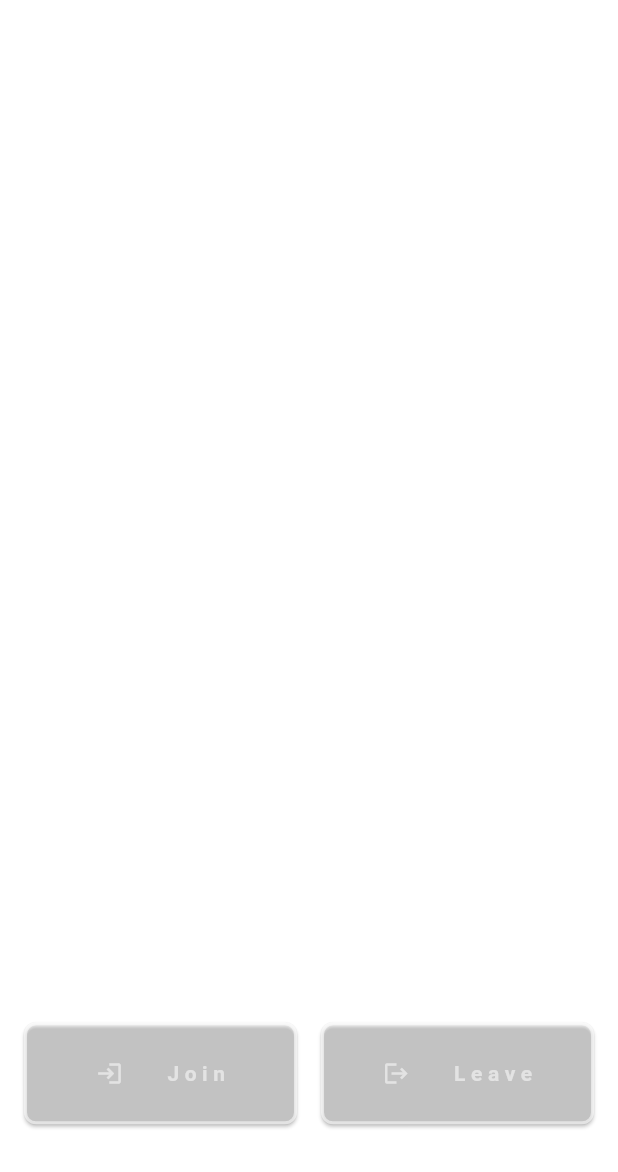
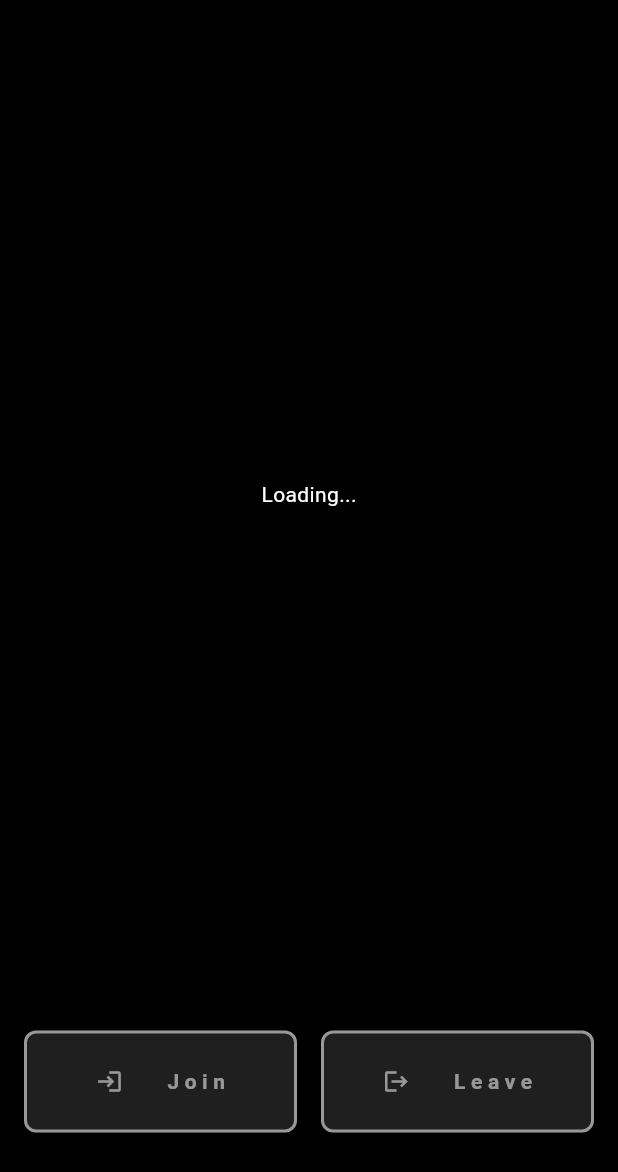
Before and after one commit to dyte-in/Flyte, a Flutter app: the screen it shows after launch, on a phone screen of 412 x 824 dp. Shown: the top 1172 px of the screen. Run offline on Flutter 3.47's test engine with Material 3 defaults, Android fonts, the phone set to English and light mode, and no system bars; missing offline and left inert: dyte_core.

Commit message:
refactor: code cleanup

```diff
--- a/lib/dyte.dart
+++ b/lib/dyte.dart
@@ -1,6 +1,5 @@
+import 'package:dyte_core/dyte_core.dart';
 import 'package:flutter/material.dart';
-
-import 'package:dyte_core/dyte_core.dart';
 import 'package:flyte/api.dart';
 
 List<DyteJoinedMeetingParticipant> dyteParticipants = [];
@@ -9,16 +8,24 @@
 
 bool isDyteInit = false;
 
+enum DyteRoomState {
+  joining,
+  joined,
+  leaving,
+  left,
+}
+
 mixin DyteDelegate {
-  void update(
-      String state, DyteJoinedMeetingParticipant participant, bool isLocal);
+  void update(DyteJoinedMeetingParticipant participant, bool isLocal);
+
+  void roomState(DyteRoomState roomState);
 }
 
 class Dyte
     implements DyteMeetingRoomEventsListener, DyteParticipantEventsListener {
-  late DyteDelegate? dyteDelegate;
+  final List<DyteDelegate> _delegates = [];
 
-  static final Dyte dyte = Dyte._internal(dyteDelegate: null);
+  static final Dyte dyte = Dyte._internal();
 
   final dyteClient = DyteMobileClient();
 
@@ -26,7 +33,15 @@
     return dyte;
   }
 
-  Dyte._internal({required this.dyteDelegate}) {
+  void addDelegate(DyteDelegate delegate) {
+    _delegates.add(delegate);
+  }
+
+  void removeDelegate(DyteDelegate delegate) {
+    _delegates.remove(delegate);
+  }
+
+  Dyte._internal() {
     debugPrint('INIT DYTE SINGLETON');
 
     if (!isDyteInit) {
@@ -63,14 +78,19 @@
     debugPrint('dyteLeaveRoom');
 
     dyteClient.leaveRoom();
-    dyteDelegate?.update('leave', dyteClient.localUser, true);
+    for (final delegate in _delegates) {
+      delegate.roomState(DyteRoomState.leaving);
+      delegate.update(dyteClient.localUser, true);
+    }
   }
 
   // DyteMeetingRoomEventsListener
   @override
   void onMeetingInitStarted() {
     debugPrint('onMeetingInitStarted');
-
+    for (final delegate in _delegates) {
+      delegate.roomState(DyteRoomState.joining);
+    }
     dyteParticipants.clear();
   }
 
@@ -78,6 +98,10 @@
   Future<void> onMeetingInitCompleted() async {
     debugPrint('onMeetingInitCompleted');
     dyteJoinRoom();
+
+    for (final delegate in _delegates) {
+      delegate.roomState(DyteRoomState.leaving);
+    }
   }
 
   @override
@@ -114,7 +138,10 @@
   void onMeetingRoomJoinCompleted() {
     debugPrint('onMeetingRoomJoinCompleted');
 
-    dyteDelegate?.update('join', dyteClient.localUser, true);
+    for (final delegate in _delegates) {
+      delegate.update(dyteClient.localUser, true);
+      delegate.roomState(DyteRoomState.joined);
+    }
   }
 
   @override
@@ -125,6 +152,10 @@
   @override
   void onMeetingRoomJoinStarted() {
     debugPrint('onMeetingRoomJoinStarted');
+
+    for (final delegate in _delegates) {
+      delegate.roomState(DyteRoomState.joining);
+    }
   }
 
   @override
@@ -171,7 +202,7 @@
 
   @override
   void onNoActiveSpeaker() {
-    debugPrint('onReconnectingToMeetingRoom');
+    debugPrint('onNoActiveSpeaker');
   }
 
   @override
@@ -230,6 +261,8 @@
       bool videoEnabled, DyteJoinedMeetingParticipant participant) {
     debugPrint('onVideoUpdate');
 
-    dyteDelegate?.update('join', participant, false);
+    for (final delegate in _delegates) {
+      delegate.update(participant, false);
+    }
   }
 }
--- a/lib/main.dart
+++ b/lib/main.dart
@@ -1,10 +1,12 @@
 import 'package:flutter/material.dart';
-
+import 'package:flutter/services.dart';
 import 'package:flyte/scaffold.dart';
 import 'package:flyte/tools.dart';
 
 void main() {
   const scaffoldWidget = ScaffoldWidget();
+  SystemChrome.setEnabledSystemUIMode(SystemUiMode.manual, overlays: []);
+  SystemChrome.setPreferredOrientations([DeviceOrientation.portraitUp]);
 
   Tools().toolsSetParams();
 
--- a/lib/scaffold.dart
+++ b/lib/scaffold.dart
@@ -1,8 +1,6 @@
 import 'package:dyte_core/dyte_core.dart';
 import 'package:flutter/material.dart';
-import 'package:flutter/services.dart';
 import 'package:flyte/dyte.dart';
-import 'package:flyte/tools.dart';
 
 VideoView? dyteIosVideoView;
 VideoView? dyteAndroidVideoView;
@@ -14,21 +12,17 @@
   ScaffoldState createState() => ScaffoldState();
 }
 
-class ScaffoldState extends State<ScaffoldWidget> with DyteDelegate {
-  bool isJoining = false;
+class ScaffoldState extends State<ScaffoldWidget> {
+  final _dyteClient = Dyte.dyte.dyteClient;
 
-  @override
-  void initState() {
-    super.initState();
-    WidgetsBinding.instance.addPostFrameCallback((_) {});
-  }
+  late Size _deviceSize;
 
   @override
   Widget build(BuildContext context) {
-    SystemChrome.setEnabledSystemUIMode(SystemUiMode.manual, overlays: []);
-    SystemChrome.setPreferredOrientations([DeviceOrientation.portraitUp]);
-
-    return Column(
+    _deviceSize = MediaQuery.of(context).size;
+    return Scaffold(
+      backgroundColor: Colors.black,
+      body: Column(
         children: [
           Expanded(
             flex: 1,
@@ -36,51 +30,10 @@
               color: Colors.transparent,
             ),
           ),
-        Expanded(
-          flex: 6,
-          child: Padding(
-            padding: const EdgeInsets.all(8),
-            child: Container(
-              decoration: BoxDecoration(
-                color: Colors.white12,
-                borderRadius: BorderRadius.circular(8),
-                border: Border.all(
-                  color: Colors.white54,
-                  width: 2,
-                ),
-              ),
-              child: dyteIosVideoView ??
-                  const Center(
-                    child: Icon(Icons.apple, size: 64, color: Colors.white54),
-                  ),
-            ),
-          ),
-        ),
-        Expanded(
-          flex: 1,
-          child: Container(
-            color: Colors.transparent,
-          ),
-        ),
-        Expanded(
-          flex: 6,
-          child: Padding(
-            padding: const EdgeInsets.all(8),
-            child: Container(
-              decoration: BoxDecoration(
-                color: Colors.white12,
-                borderRadius: BorderRadius.circular(8),
-                border: Border.all(
-                  color: Colors.white54,
-                  width: 2,
-                ),
-              ),
-              child: dyteAndroidVideoView ??
-                  const Center(
-                    child: Icon(Icons.android, size: 64, color: Colors.white54),
-                  ),
-            ),
-          ),
+          SizedBox(
+            height: _deviceSize.height * 0.7,
+            child: _JoinedParticipantList(
+                dyteClient: _dyteClient, deviceSize: _deviceSize),
           ),
           Expanded(
             flex: 1,
@@ -97,7 +50,108 @@
               ),
             ),
           ),
+          const _ControlBarWidget(),
           Expanded(
+            flex: 1,
+            child: Container(
+              color: Colors.transparent,
+            ),
+          ),
+        ],
+      ),
+    );
+  }
+}
+
+class _JoinedParticipantList extends StatefulWidget {
+  const _JoinedParticipantList({
+    super.key,
+    required DyteMobileClient dyteClient,
+    required Size deviceSize,
+  })  : _dyteClient = dyteClient,
+        _deviceSize = deviceSize;
+
+  final DyteMobileClient _dyteClient;
+  final Size _deviceSize;
+
+  @override
+  State<_JoinedParticipantList> createState() => _JoinedParticipantListState();
+}
+
+class _JoinedParticipantListState extends State<_JoinedParticipantList>
+    with DyteDelegate {
+  DyteRoomState _roomState = DyteRoomState.left;
+
+  @override
+  void initState() {
+    Dyte.dyte.addDelegate(this);
+    super.initState();
+  }
+
+  @override
+  Widget build(BuildContext context) {
+    return StreamBuilder(
+        stream: widget._dyteClient.activeStream,
+        initialData: dyteParticipants,
+        builder: (context, snapshot) {
+          if (snapshot.hasData && _roomState == DyteRoomState.joined) {
+            return ListView(
+              children: [
+                for (final participant in snapshot.data!)
+                  Padding(
+                    padding: const EdgeInsets.all(8),
+                    child: SizedBox(
+                      height: widget._deviceSize.height * 0.3,
+                      child: VideoView(meetingParticipant: participant),
+                    ),
+                  ),
+              ],
+            );
+          }
+          return const Center(
+            child: Text(
+              "Loading...",
+              style: TextStyle(color: Colors.white),
+            ),
+          );
+        });
+  }
+
+  @override
+  void roomState(DyteRoomState roomState) {
+    setState(() {
+      _roomState = roomState;
+    });
+  }
+
+  @override
+  void dispose() {
+    Dyte.dyte.removeDelegate(this);
+    super.dispose();
+  }
+
+  @override
+  void update(DyteJoinedMeetingParticipant participant, bool isLocal) {
+    // TODO: implement update
+  }
+}
+
+class _ControlBarWidget extends StatefulWidget {
+  const _ControlBarWidget({
+    super.key,
+  });
+
+  @override
+  State<_ControlBarWidget> createState() => _ControlBarWidgetState();
+}
+
+class _ControlBarWidgetState extends State<_ControlBarWidget>
+    with DyteDelegate {
+  DyteRoomState state = DyteRoomState.left;
+
+  @override
+  Widget build(BuildContext context) {
+    return Expanded(
       flex: 3,
       child: Padding(
         padding: const EdgeInsets.symmetric(horizontal: 16),
@@ -118,7 +172,7 @@
                 child: Row(
                   mainAxisAlignment: MainAxisAlignment.center,
                   children: [
-                        isJoining
+                    state == DyteRoomState.joining
                         ? const SizedBox(
                             width: 24,
                             height: 24,
@@ -135,8 +189,7 @@
                       child: Text(
                         '      J o i n',
                         style: TextStyle(
-                                color: Colors.white54,
-                                fontWeight: FontWeight.bold),
+                            color: Colors.white54, fontWeight: FontWeight.bold),
                       ),
                     ),
                   ],
@@ -168,8 +221,7 @@
                       child: Text(
                         '      L e a v e',
                         style: TextStyle(
-                                color: Colors.white54,
-                                fontWeight: FontWeight.bold),
+                            color: Colors.white54, fontWeight: FontWeight.bold),
                       ),
                     ),
                   ],
@@ -179,36 +231,20 @@
           ],
         ),
       ),
-        ),
-        Expanded(
-          flex: 1,
-          child: Container(
-            color: Colors.transparent,
-          ),
-        ),
-      ],
     );
   }
 
-  void joinRoom() async {
-    if (!isJoining) {
-      if ((Tools.tools.appDevice == AppDevice.ios &&
-              Tools.tools.userId == 'ios' &&
-              dyteIosVideoView != null) ||
-          (Tools.tools.appDevice == AppDevice.android &&
-              Tools.tools.userId == 'android' &&
-              dyteAndroidVideoView != null)) {
-        leaveRoom();
+  void leaveRoom() async {
+    if (state == DyteRoomState.joining) {
+      Dyte.dyte.dyteLeaveRoom();
+    }
   }
 
-      setState(() {
-        isJoining = true;
-      });
+  void joinRoom() async {
+    if (state == DyteRoomState.left) {
+      Dyte.dyte.addDelegate(this);
 
-      Dyte.dyte.dyteDelegate = this;
-
-      // TODO: Replace with your meeting id
-      dyteMeetingId = 'your meeting id goes here';
+      dyteMeetingId = 'bbb61a33-b644-4edc-8d10-9d45e8320fbf';
 
       if (dyteMeetingId == null) {
         await Dyte.dyte.dyteCreateMeeting();
@@ -218,41 +254,18 @@
     }
   }
 
-  void leaveRoom() async {
-    if (!isJoining) {
-      Dyte.dyte.dyteLeaveRoom();
+  @override
+  void roomState(DyteRoomState roomState) {
+    if (roomState == DyteRoomState.left) {
+      Dyte.dyte.removeDelegate(this);
+    }
+    setState(() {
+      state = roomState;
+    });
+  }
+
+  @override
+  void update(DyteJoinedMeetingParticipant participant, bool isLocal) {
+    // TODO: implement update
   }
 }
-
-  //DyteDelegate
-  @override
-  void update(
-      String state, DyteJoinedMeetingParticipant participant, bool isLocal) {
-    debugPrint('stageLiveUpdateView: $state');
-
-    if (state == 'join') {
-      if (Tools.tools.appDevice == AppDevice.ios &&
-          (participant.clientSpecificId == 'ios' || isLocal)) {
-        dyteIosVideoView = const VideoView(isSelfParticipant: true);
-        debugPrint('ME AS IOS');
-      } else if (Tools.tools.appDevice == AppDevice.ios) {
-        dyteAndroidVideoView = VideoView(meetingParticipant: participant);
-        debugPrint('HIM AS ANDROID');
-      } else if (Tools.tools.appDevice == AppDevice.android &&
-          (participant.clientSpecificId == 'android' || isLocal)) {
-        dyteAndroidVideoView = const VideoView(isSelfParticipant: true);
-        debugPrint('ME AS ANDROID');
-      } else if (Tools.tools.appDevice == AppDevice.android) {
-        dyteIosVideoView = VideoView(meetingParticipant: participant);
-        debugPrint('HIM AS IOS');
-      }
-    } else if (state == 'leave') {
-      dyteIosVideoView = null;
-      dyteAndroidVideoView = null;
-    }
-
-    setState(() {
-      isJoining = false;
-    });
-  }
-}
```
Lines whose indentation alone changed are shown as unchanged.
